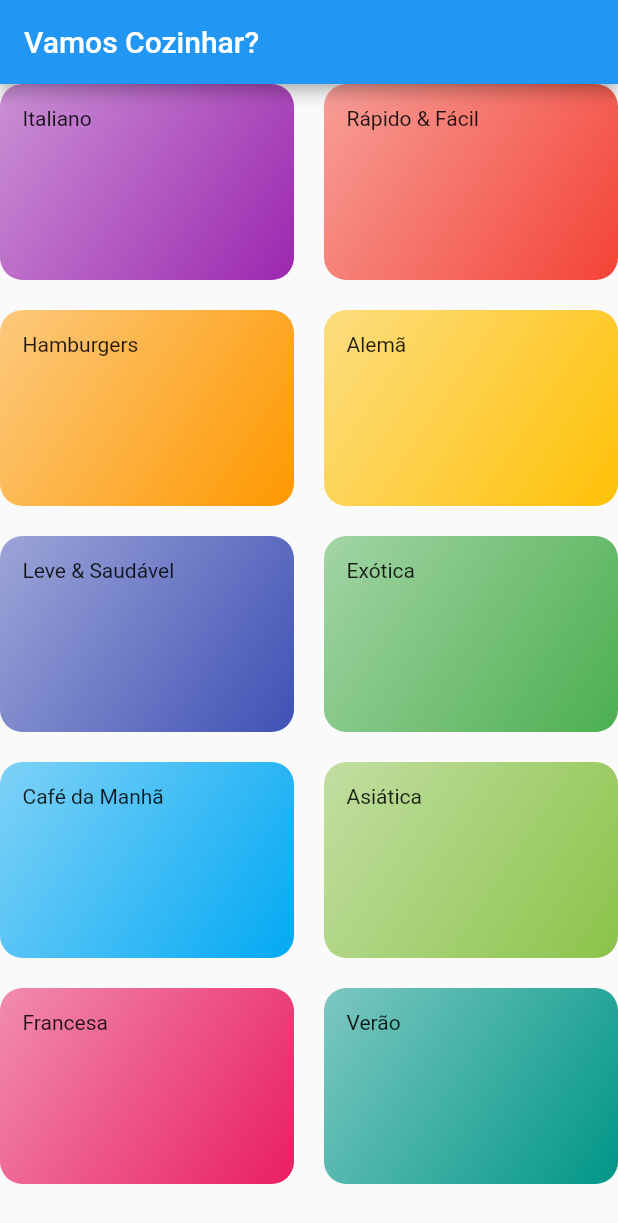
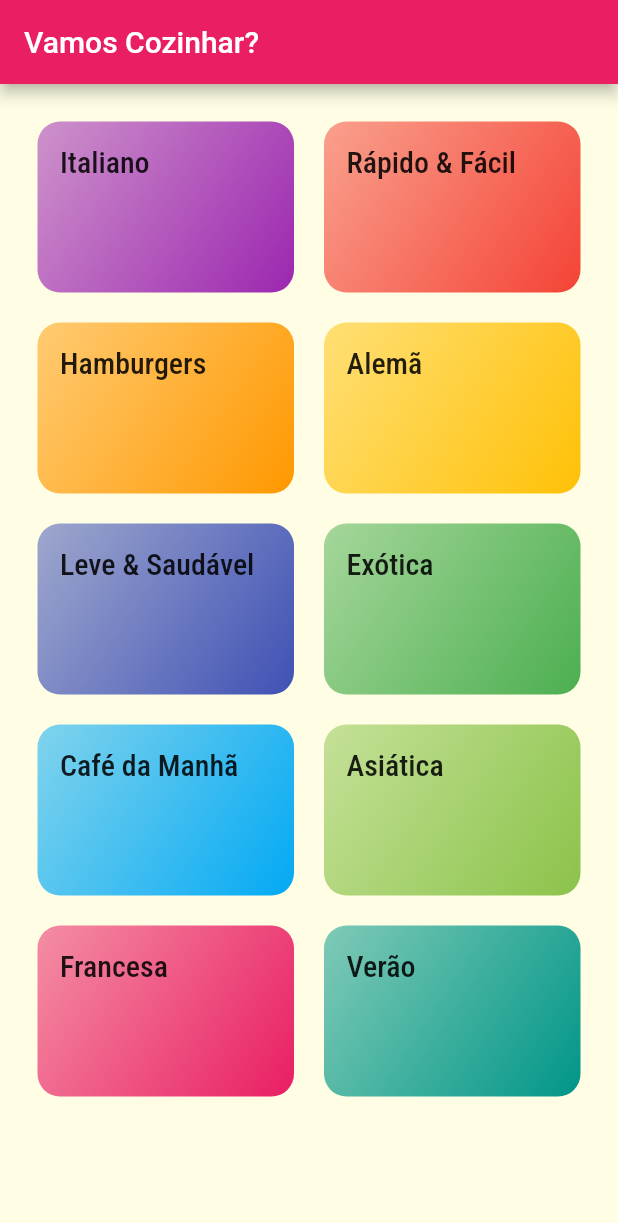
Before and after one commit to Carolinejg/flutter, a Flutter app: the screen it shows after launch, on a phone screen of 412 x 824 dp. Shown: the top 1223 px of the screen. Run offline on Flutter 3.47's test engine with Material 2 defaults, Android fonts, the phone set to English and light mode, and no system bars; Roboto replaces fonts that are missing (Ralewey).

Commit message:
criando tema e estilo para aplicação

```diff
--- a/meals/lib/components/category_item.dart
+++ b/meals/lib/components/category_item.dart
@@ -11,7 +11,10 @@ class CategoryItem extends StatelessWidget {
   Widget build(BuildContext context) {
     return Container(
       padding: EdgeInsets.all(15),//centraliza o texto do titulo do card
-      child: Text(category.title),
+      child: Text(
+        category.title,
+        style: Theme.of(context).textTheme.headline6,
+      ),
       decoration: BoxDecoration(
         borderRadius: BorderRadius.circular(15),
         gradient: LinearGradient(
--- a/meals/lib/main.dart
+++ b/meals/lib/main.dart
@@ -10,7 +10,16 @@ class MyApp extends StatelessWidget {
     return MaterialApp(
       title: 'DeliMeals',
       theme: ThemeData(
-        primarySwatch: Colors.blue,
+        primarySwatch: Colors.pink,
+        accentColor: Colors.amber,
+        fontFamily: 'Ralewey',
+        canvasColor: Color.fromRGBO(255, 254, 229, 1),
+        textTheme: ThemeData.light().textTheme.copyWith(
+          headline6: TextStyle(
+            fontSize: 20,
+            fontFamily: 'RobotoCondensed'
+          ),
+        ),
       ),
       home: CategoriesScreen(),
     );
--- a/meals/lib/screens/categories_screen.dart
+++ b/meals/lib/screens/categories_screen.dart
@@ -10,6 +10,7 @@ class CategoriesScreen extends StatelessWidget {
         title: Text('Vamos Cozinhar?'),
       ),
       body: GridView(//os elementos são organizados em forma de grade
+      padding: const EdgeInsets.all(25) ,
         gridDelegate: SliverGridDelegateWithMaxCrossAxisExtent(
           maxCrossAxisExtent: 200,//cada elemento com uma extensão de no máximo 200 px
           childAspectRatio: 3 / 2,
```
Also changed, not shown: meals/pubspec.yaml (+20 -6 lines), meals/lib/assets/fonts/Raleway-Black.ttf (added), meals/lib/assets/fonts/Raleway-Bold.ttf (added), meals/lib/assets/fonts/Raleway-Regular.ttf (added), meals/lib/assets/fonts/RobotoCondensed-Bold.ttf (added), meals/lib/assets/fonts/RobotoCondensed-Italic.ttf (added), meals/lib/assets/fonts/RobotoCondensed-Light.ttf (added), meals/lib/assets/fonts/RobotoCondensed-Regular.ttf (added).
